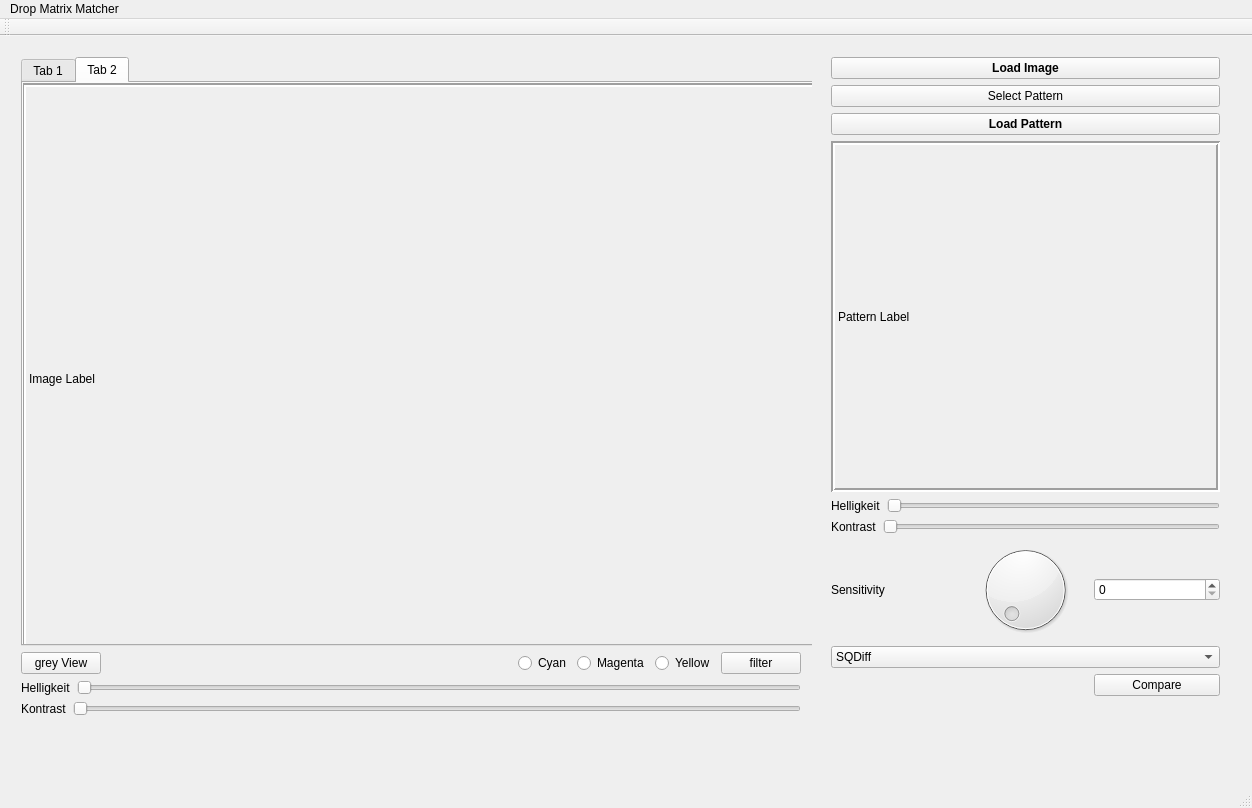
Above: dropmatrixmatcher.ui from resa89/dropmatrixmatcher before the change. Below: the same form after it.
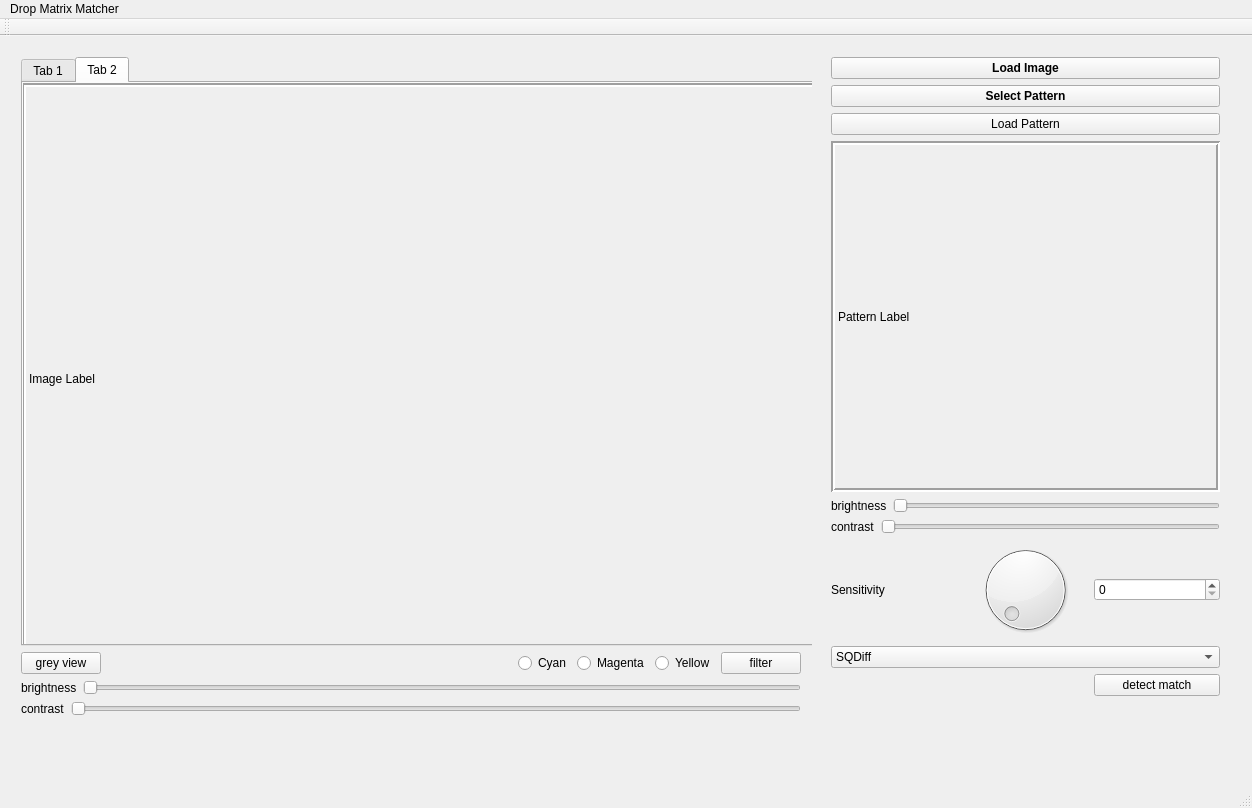
That is the form after the change. Custom widgets are drawn as their Qt base class.

Commit message: Rename GUI elements.

The edit to the form file:
```diff
--- a/dropmatrixmatcher.ui
+++ b/dropmatrixmatcher.ui
@@ -53,13 +53,6 @@
        </item>
        <item>
         <widget class="QPushButton" name="LoadSelectedPattern">
-         <property name="text">
-          <string>Select Pattern</string>
-         </property>
-        </widget>
-       </item>
-       <item>
-        <widget class="QPushButton" name="loadPattern">
          <property name="font">
           <font>
            <weight>75</weight>
@@ -67,6 +60,20 @@
           </font>
          </property>
          <property name="text">
+          <string>Select Pattern</string>
+         </property>
+        </widget>
+       </item>
+       <item>
+        <widget class="QPushButton" name="loadPattern">
+         <property name="font">
+          <font>
+           <weight>50</weight>
+           <italic>false</italic>
+           <bold>false</bold>
+          </font>
+         </property>
+         <property name="text">
           <string>Load Pattern</string>
          </property>
         </widget>
@@ -105,7 +112,7 @@
          <item>
           <widget class="QLabel" name="brightness">
            <property name="text">
-            <string>Helligkeit</string>
+            <string>brightness</string>
            </property>
           </widget>
          </item>
@@ -123,7 +130,7 @@
          <item>
           <widget class="QLabel" name="contrast">
            <property name="text">
-            <string>Kontrast</string>
+            <string>contrast</string>
            </property>
           </widget>
          </item>
@@ -212,7 +219,7 @@
        <item row="2" column="2">
         <widget class="QPushButton" name="compareButton">
          <property name="text">
-          <string>Compare</string>
+          <string>detect match</string>
          </property>
         </widget>
        </item>
@@ -328,7 +335,7 @@
          <item>
           <widget class="QPushButton" name="greyView">
            <property name="text">
-            <string>grey View</string>
+            <string>grey view</string>
            </property>
            <property name="checkable">
             <bool>true</bool>
@@ -389,7 +396,7 @@
          <item>
           <widget class="QLabel" name="brightness_2">
            <property name="text">
-            <string>Helligkeit</string>
+            <string>brightness</string>
            </property>
           </widget>
          </item>
@@ -407,7 +414,7 @@
          <item>
           <widget class="QLabel" name="contrast_2">
            <property name="text">
-            <string>Kontrast</string>
+            <string>contrast</string>
            </property>
           </widget>
          </item>
@@ -424,8 +431,6 @@
      </item>
     </layout>
    </widget>
-   <zorder>layoutWidget</zorder>
-   <zorder>layoutWidget</zorder>
   </widget>
   <widget class="QToolBar" name="mainToolBar">
    <attribute name="toolBarArea">
```
The commit also changes 2 other files.
